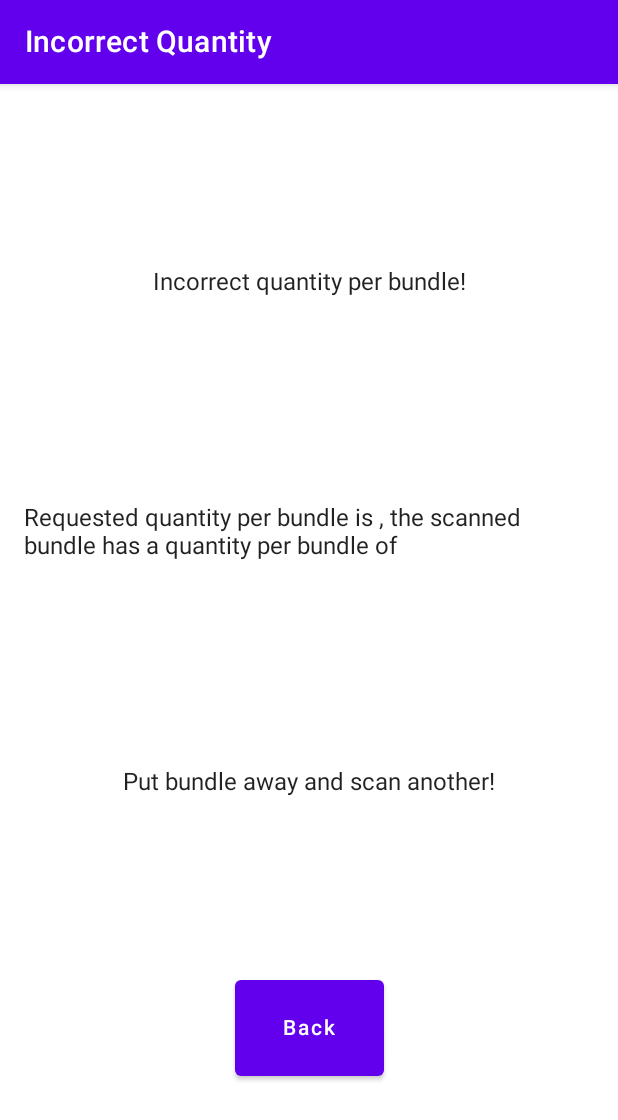
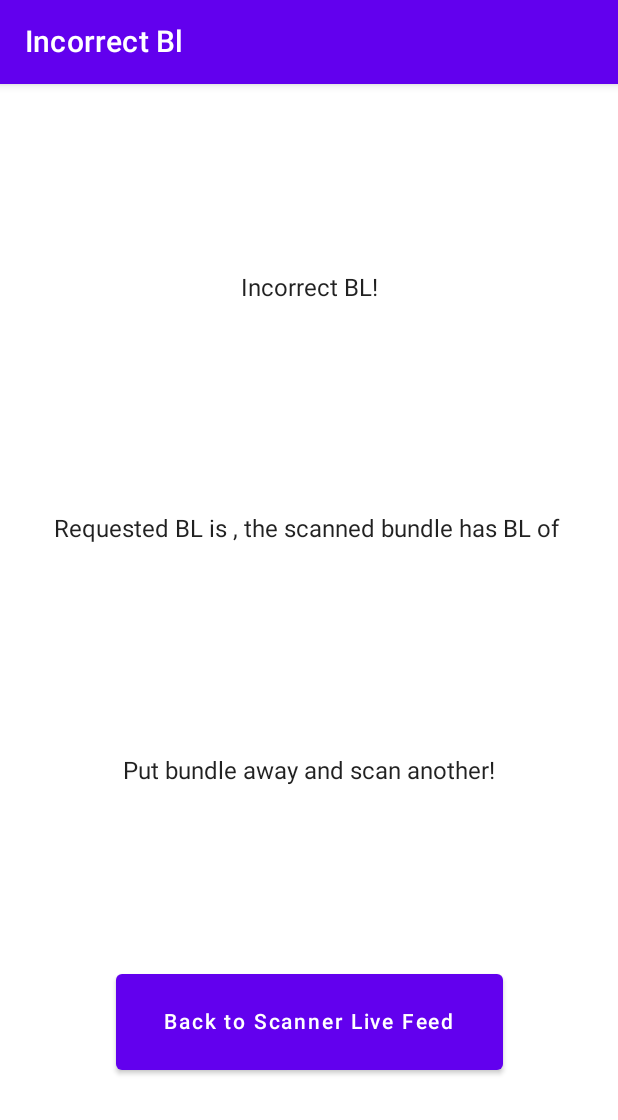
Before and after one commit to kyleConrad22/inventory-tracking-application, an Android app built with Jetpack Compose: the IncorrectBlScreen screen opened through its navigation route, on a phone screen of 412 x 824 dp. Shown: the top 1120 px of the screen. Run offline under Robolectric (Android 15) with nearby library versions, the phone set to English and light mode, and no system bars; our stand-ins replace Room's generated code; missing, so only their content is drawn: PermissionRequired; 2 statements that could not run were skipped.

Commit message:
Refactor: Further Divide Project Into Packages

```diff
--- a/RusalQRandBarcodeScanner/app/src/main/java/com/example/rusalqrandbarcodescanner/MainActivity.kt
+++ b/RusalQRandBarcodeScanner/app/src/main/java/com/example/rusalqrandbarcodescanner/MainActivity.kt
@@ -1,6 +1,4 @@
 package com.example.rusalqrandbarcodescanner
-
-import com.google.accompanist.permissions.*
 
 import android.content.Intent
 import android.net.Uri
@@ -9,15 +7,13 @@ import android.provider.Settings
 import androidx.activity.ComponentActivity
 import androidx.activity.compose.setContent
 import androidx.activity.viewModels
-import androidx.camera.core.*
-import androidx.compose.foundation.layout.*
 import androidx.compose.material.*
 import androidx.compose.runtime.*
 import androidx.compose.ui.ExperimentalComposeUiApi
 import androidx.navigation.compose.NavHost
 import androidx.navigation.compose.composable
 import androidx.navigation.compose.rememberNavController
-import com.example.rusalqrandbarcodescanner.screens.*
+import com.example.rusalqrandbarcodescanner.presentation.ui.screens.*
 import com.example.rusalqrandbarcodescanner.ui.theme.RusalQRAndBarcodeScannerTheme
 import com.example.rusalqrandbarcodescanner.viewModels.CurrentInventoryViewModel
 import com.example.rusalqrandbarcodescanner.viewModels.CurrentInventoryViewModel.CurrentInventoryViewModelFactory
--- a/RusalQRandBarcodeScanner/app/src/main/java/com/example/rusalqrandbarcodescanner/screens/BlOptionsScreen.kt
+++ b/RusalQRandBarcodeScanner/app/src/main/java/com/example/rusalqrandbarcodescanner/presentation/ui/screens/BlOptionsScreen.kt
@@ -1,4 +1,4 @@
-package com.example.rusalqrandbarcodescanner.screens
+package com.example.rusalqrandbarcodescanner.presentation.ui.screens
 
 import androidx.compose.foundation.background
 import androidx.compose.foundation.layout.*
--- a/RusalQRandBarcodeScanner/app/src/main/java/com/example/rusalqrandbarcodescanner/screens/BundleAddedScreen.kt
+++ b/RusalQRandBarcodeScanner/app/src/main/java/com/example/rusalqrandbarcodescanner/presentation/ui/screens/BundleAddedScreen.kt
@@ -1,4 +1,4 @@
-package com.example.rusalqrandbarcodescanner.screens
+package com.example.rusalqrandbarcodescanner.presentation.ui.screens
 
 import androidx.compose.foundation.layout.Arrangement
 import androidx.compose.foundation.layout.Column
--- a/RusalQRandBarcodeScanner/app/src/main/java/com/example/rusalqrandbarcodescanner/screens/BundleInfoScreen.kt
+++ b/RusalQRandBarcodeScanner/app/src/main/java/com/example/rusalqrandbarcodescanner/presentation/ui/screens/BundleInfoScreen.kt
@@ -1,4 +1,4 @@
-package com.example.rusalqrandbarcodescanner.screens
+package com.example.rusalqrandbarcodescanner.presentation.ui.screens
 
 import androidx.compose.foundation.layout.*
 import androidx.compose.material.AlertDialog
--- a/RusalQRandBarcodeScanner/app/src/main/java/com/example/rusalqrandbarcodescanner/screens/ConfirmationScreen.kt
+++ b/RusalQRandBarcodeScanner/app/src/main/java/com/example/rusalqrandbarcodescanner/presentation/ui/screens/ConfirmationScreen.kt
@@ -1,4 +1,4 @@
-package com.example.rusalqrandbarcodescanner.screens
+package com.example.rusalqrandbarcodescanner.presentation.ui.screens
 
 import androidx.compose.foundation.layout.Arrangement
 import androidx.compose.foundation.layout.Column
--- a/RusalQRandBarcodeScanner/app/src/main/java/com/example/rusalqrandbarcodescanner/screens/DuplicateBundleScreen.kt
+++ b/RusalQRandBarcodeScanner/app/src/main/java/com/example/rusalqrandbarcodescanner/presentation/ui/screens/DuplicateBundleScreen.kt
@@ -1,4 +1,4 @@
-package com.example.rusalqrandbarcodescanner.screens
+package com.example.rusalqrandbarcodescanner.presentation.ui.screens
 
 import androidx.compose.foundation.layout.*
 import androidx.compose.material.Button
--- a/RusalQRandBarcodeScanner/app/src/main/java/com/example/rusalqrandbarcodescanner/screens/IncorrectQuantityScreen.kt
+++ b/RusalQRandBarcodeScanner/app/src/main/java/com/example/rusalqrandbarcodescanner/presentation/ui/screens/IncorrectBlScreen.kt
@@ -1,4 +1,4 @@
-package com.example.rusalqrandbarcodescanner.screens
+package com.example.rusalqrandbarcodescanner.presentation.ui.screens
 
 import androidx.compose.foundation.layout.Arrangement
 import androidx.compose.foundation.layout.Column
@@ -18,20 +18,20 @@ import com.example.rusalqrandbarcodescanner.ScannedInfo
 import com.example.rusalqrandbarcodescanner.viewModels.UserInputViewModel
 
 @Composable
-fun IncorrectQuantityScreen(navController: NavHostController, userInputViewModel: UserInputViewModel) {
-    Scaffold(topBar = { TopAppBar(title = { Text("Incorrect Quantity", textAlign = TextAlign.Center) }) }) {
+fun IncorrectBlScreen(navController: NavHostController, userInputViewModel: UserInputViewModel) {
+    Scaffold(topBar = { TopAppBar(title = { Text("Incorrect Bl", textAlign = TextAlign.Center) }) }) {
         Column(modifier = Modifier.fillMaxSize(),
             horizontalAlignment = Alignment.CenterHorizontally,
             verticalArrangement = Arrangement.SpaceEvenly) {
-            Text(text = "Incorrect quantity per bundle!", modifier = Modifier.padding(16.dp))
-            Text(text = "Requested quantity per bundle is ${userInputViewModel.quantity.value}, the scanned bundle has a quantity per bundle of ${ScannedInfo.quantity}",
+            Text(text = "Incorrect BL!", modifier = Modifier.padding(16.dp))
+            Text(text = "Requested BL is ${userInputViewModel.bl.value}, the scanned bundle has BL of ${ScannedInfo.blNum}",
                 modifier = Modifier.padding(16.dp))
             Text(text = "Put bundle away and scan another!", modifier = Modifier.padding(16.dp))
             Button(onClick = {
                 ScannedInfo.clearValues()
-                navController.popBackStack()
+                navController.navigate("scannerPage")
             }) {
-                Text(text = "Back", modifier = Modifier.padding(16.dp))
+                Text(text = "Back to Scanner Live Feed", modifier = Modifier.padding(16.dp))
             }
         }
     }
--- a/RusalQRandBarcodeScanner/app/src/main/java/com/example/rusalqrandbarcodescanner/screens/InfoInputScreen.kt
+++ b/RusalQRandBarcodeScanner/app/src/main/java/com/example/rusalqrandbarcodescanner/presentation/ui/screens/InfoInputScreen.kt
@@ -1,4 +1,4 @@
-package com.example.rusalqrandbarcodescanner.screens
+package com.example.rusalqrandbarcodescanner.presentation.ui.screens
 
 import androidx.compose.foundation.layout.*
 import androidx.compose.foundation.text.KeyboardActions
--- a/RusalQRandBarcodeScanner/app/src/main/java/com/example/rusalqrandbarcodescanner/screens/MainMenuScreen.kt
+++ b/RusalQRandBarcodeScanner/app/src/main/java/com/example/rusalqrandbarcodescanner/presentation/ui/screens/MainMenuScreen.kt
@@ -1,4 +1,4 @@
-package com.example.rusalqrandbarcodescanner.screens
+package com.example.rusalqrandbarcodescanner.presentation.ui.screens
 
 import androidx.compose.foundation.layout.*
 import androidx.compose.material.Button
@@ -14,7 +14,6 @@ import androidx.compose.ui.unit.dp
 import androidx.lifecycle.viewmodel.compose.LocalViewModelStoreOwner
 import androidx.lifecycle.viewmodel.compose.viewModel
 import androidx.navigation.NavHostController
-import com.example.rusalqrandbarcodescanner.CircularIndeterminateProgressBar
 import com.example.rusalqrandbarcodescanner.CodeApplication
 import com.example.rusalqrandbarcodescanner.Screen
 import com.example.rusalqrandbarcodescanner.viewModels.MainMenuViewModel
--- a/RusalQRandBarcodeScanner/app/src/main/java/com/example/rusalqrandbarcodescanner/screens/ManualEntryScreen.kt
+++ b/RusalQRandBarcodeScanner/app/src/main/java/com/example/rusalqrandbarcodescanner/presentation/ui/screens/ManualEntryScreen.kt
@@ -1,4 +1,4 @@
-package com.example.rusalqrandbarcodescanner.screens
+package com.example.rusalqrandbarcodescanner.presentation.ui.screens
 
 import android.util.Log
 import androidx.compose.foundation.layout.*
--- a/RusalQRandBarcodeScanner/app/src/main/java/com/example/rusalqrandbarcodescanner/screens/OptionsScreen.kt
+++ b/RusalQRandBarcodeScanner/app/src/main/java/com/example/rusalqrandbarcodescanner/presentation/ui/screens/OptionsScreen.kt
@@ -1,4 +1,4 @@
-package com.example.rusalqrandbarcodescanner.screens
+package com.example.rusalqrandbarcodescanner.presentation.ui.screens
 
 import androidx.compose.foundation.layout.*
 import androidx.compose.material.AlertDialog
--- a/RusalQRandBarcodeScanner/app/src/main/java/com/example/rusalqrandbarcodescanner/screens/QuantityOptionsScreen.kt
+++ b/RusalQRandBarcodeScanner/app/src/main/java/com/example/rusalqrandbarcodescanner/presentation/ui/screens/QuantityOptionsScreen.kt
@@ -1,4 +1,4 @@
-package com.example.rusalqrandbarcodescanner.screens
+package com.example.rusalqrandbarcodescanner.presentation.ui.screens
 
 import androidx.compose.foundation.layout.Arrangement
 import androidx.compose.foundation.layout.Column
--- a/RusalQRandBarcodeScanner/app/src/main/java/com/example/rusalqrandbarcodescanner/screens/RemoveEntryScreen.kt
+++ b/RusalQRandBarcodeScanner/app/src/main/java/com/example/rusalqrandbarcodescanner/presentation/ui/screens/RemoveEntryScreen.kt
@@ -1,4 +1,4 @@
-package com.example.rusalqrandbarcodescanner.screens
+package com.example.rusalqrandbarcodescanner.presentation.ui.screens
 
 import androidx.compose.foundation.layout.*
 import androidx.compose.foundation.text.KeyboardActions
--- a/RusalQRandBarcodeScanner/app/src/main/java/com/example/rusalqrandbarcodescanner/screens/ReviewScreen.kt
+++ b/RusalQRandBarcodeScanner/app/src/main/java/com/example/rusalqrandbarcodescanner/presentation/ui/screens/ReviewScreen.kt
@@ -1,4 +1,4 @@
-package com.example.rusalqrandbarcodescanner.screens
+package com.example.rusalqrandbarcodescanner.presentation.ui.screens
 
 import androidx.compose.foundation.background
 import androidx.compose.foundation.clickable
--- a/RusalQRandBarcodeScanner/app/src/main/java/com/example/rusalqrandbarcodescanner/screens/ScannedInfoScreen.kt
+++ b/RusalQRandBarcodeScanner/app/src/main/java/com/example/rusalqrandbarcodescanner/presentation/ui/screens/ScannedInfoScreen.kt
@@ -1,4 +1,4 @@
-package com.example.rusalqrandbarcodescanner.screens
+package com.example.rusalqrandbarcodescanner.presentation.ui.screens
 
 import androidx.compose.foundation.layout.*
 import androidx.compose.material.Button
--- a/RusalQRandBarcodeScanner/app/src/main/java/com/example/rusalqrandbarcodescanner/screens/ScannerScreen.kt
+++ b/RusalQRandBarcodeScanner/app/src/main/java/com/example/rusalqrandbarcodescanner/presentation/ui/screens/ScannerScreen.kt
@@ -1,4 +1,4 @@
-package com.example.rusalqrandbarcodescanner.screens
+package com.example.rusalqrandbarcodescanner.presentation.ui.screens
 
 import android.annotation.SuppressLint
 import android.content.ContentValues
@@ -25,7 +25,6 @@ import androidx.compose.ui.viewinterop.AndroidView
 import androidx.core.content.ContextCompat
 import androidx.lifecycle.Observer
 import androidx.navigation.NavHostController
-import com.example.rusalqrandbarcodescanner.MainActivity
 import com.example.rusalqrandbarcodescanner.ScannedInfo
 import com.example.rusalqrandbarcodescanner.Screen
 import com.example.rusalqrandbarcodescanner.database.ScannedCode
--- a/RusalQRandBarcodeScanner/app/src/main/java/com/example/rusalqrandbarcodescanner/screens/ToBeImplementedScreen.kt
+++ b/RusalQRandBarcodeScanner/app/src/main/java/com/example/rusalqrandbarcodescanner/presentation/ui/screens/ToBeImplementedScreen.kt
@@ -1,4 +1,4 @@
-package com.example.rusalqrandbarcodescanner.screens
+package com.example.rusalqrandbarcodescanner.presentation.ui.screens
 
 import androidx.compose.foundation.layout.Arrangement
 import androidx.compose.foundation.layout.Column
```
Also changed, not shown: RusalQRandBarcodeScanner/app/src/main/java/com/example/rusalqrandbarcodescanner/presentation/ui/screens/IncorrectQuantityScreen.kt (renamed from RusalQRandBarcodeScanner/app/src/main/java/com/example/rusalqrandbarcodescanner/screens/IncorrectBlScreen.kt, +7 -7 lines), RusalQRandBarcodeScanner/app/src/main/java/com/example/rusalqrandbarcodescanner/presentation/components/CircularIndeterminateProgressBar.kt (renamed from RusalQRandBarcodeScanner/app/src/main/java/com/example/rusalqrandbarcodescanner/CircularIndeterminateProgressBar.kt).
